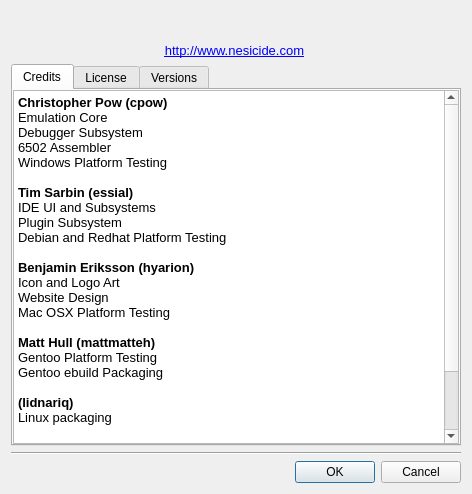
Before: the Qt Designer form apps/nes-emulator/aboutdialog.ui in christopherpow/nesicide, drawn with Qt 5.
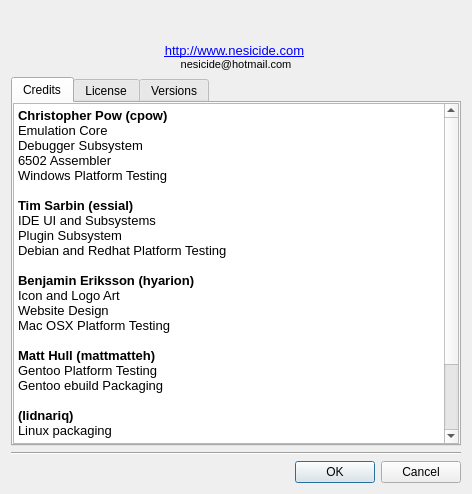
After: the same form once the commit is applied. Icons and pictures are not drawn.

Commit message: Moving search bar to bottom of central editor widget. Making search bar closeable with close button or ESCAPE key. Making search bar highlight current text when Ctrl-F.

Diff of the .ui file:
```diff
--- a/apps/nes-emulator/aboutdialog.ui
+++ b/apps/nes-emulator/aboutdialog.ui
@@ -67,7 +67,8 @@
 &lt;html&gt;&lt;head&gt;&lt;meta name=&quot;qrichtext&quot; content=&quot;1&quot; /&gt;&lt;style type=&quot;text/css&quot;&gt;
 p, li { white-space: pre-wrap; }
 &lt;/style&gt;&lt;/head&gt;&lt;body style=&quot; font-family:'MS Shell Dlg 2'; font-size:8.25pt; font-weight:400; font-style:normal;&quot;&gt;
-&lt;p align=&quot;center&quot; style=&quot; margin-top:0px; margin-bottom:0px; margin-left:0px; margin-right:0px; -qt-block-indent:0; text-indent:0px;&quot;&gt;&lt;a href=&quot;http://www.nesicide.com&quot;&gt;&lt;span style=&quot; font-family:'Sans'; font-size:10pt; text-decoration: underline; color:#0000ff;&quot;&gt;http://www.nesicide.com&lt;/span&gt;&lt;/a&gt; &lt;/p&gt;&lt;/body&gt;&lt;/html&gt;</string>
+&lt;p align=&quot;center&quot; style=&quot; margin-top:0px; margin-bottom:0px; margin-left:0px; margin-right:0px; -qt-block-indent:0; text-indent:0px;&quot;&gt;&lt;a href=&quot;http://www.nesicide.com&quot;&gt;&lt;span style=&quot; font-family:'Sans'; font-size:10pt; text-decoration: underline; color:#0000ff;&quot;&gt;http://www.nesicide.com&lt;/span&gt;&lt;/a&gt;&lt;span style=&quot; font-size:8pt;&quot;&gt; &lt;/span&gt;&lt;/p&gt;
+&lt;p align=&quot;center&quot; style=&quot; margin-top:0px; margin-bottom:0px; margin-left:0px; margin-right:0px; -qt-block-indent:0; text-indent:0px;&quot;&gt;&lt;span style=&quot; font-size:8pt;&quot;&gt;nesicide@hotmail.com&lt;/span&gt;&lt;/p&gt;&lt;/body&gt;&lt;/html&gt;</string>
      </property>
      <property name="textFormat">
       <enum>Qt::RichText</enum>
```
The commit also changes 8 other files.
